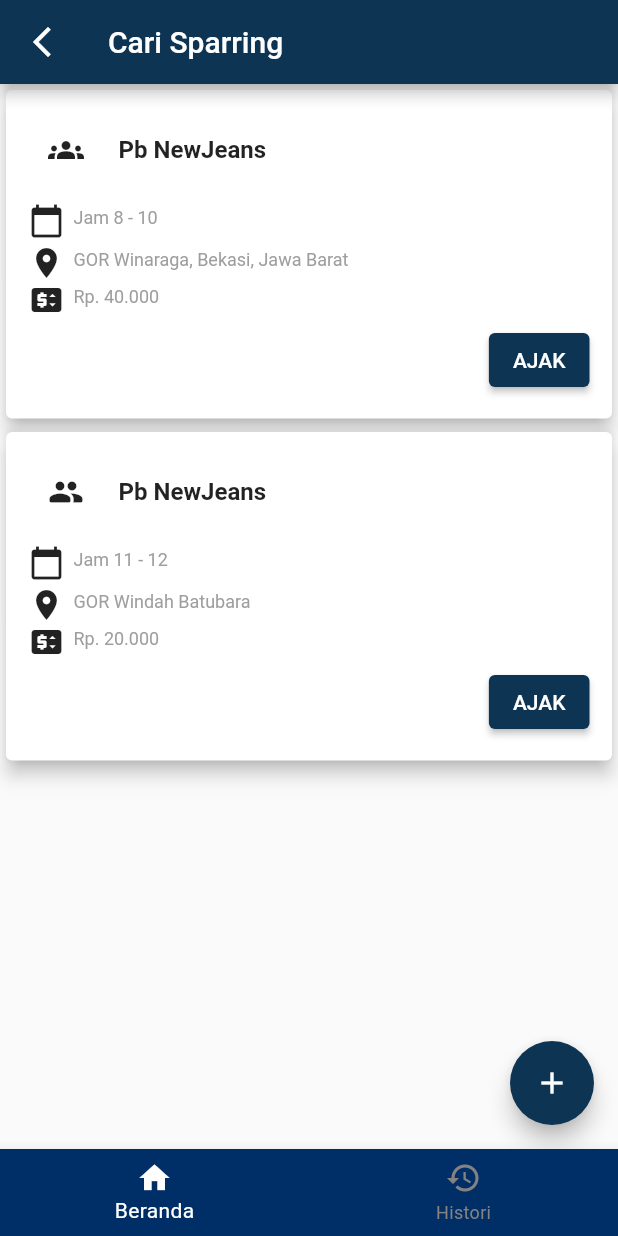
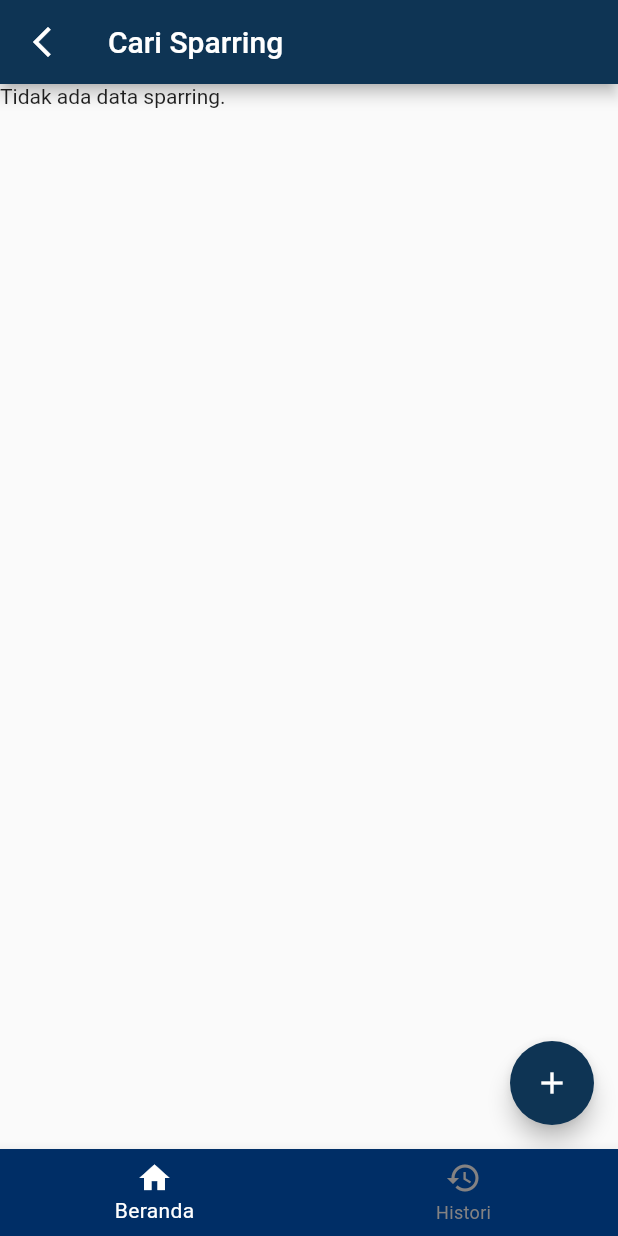
Before and after one commit to aivdd/flutter-boring, a Flutter app: the screen it shows after launch, after a tap on "CARI SPARING", on a phone screen of 412 x 824 dp. Run offline on Flutter 3.47's test engine with Material 2 defaults, Android fonts, the phone set to English and light mode, and no system bars; our stand-ins replace cloud_firestore, firebase_core; accounts and stored records are empty; network calls fail.

Commit message:
add form ajak sparing

```diff
--- a/lib/model/sparing.dart
+++ b/lib/model/sparing.dart
@@ -1,12 +1,14 @@
 import 'package:cloud_firestore/cloud_firestore.dart';
 
 class Sparing {
+  final String? docId;
   final String? hostName;
   final String? playingTime;
   final String? location;
   final String? guestName;
 
   Sparing({
+    this.docId,
     this.hostName,
     this.playingTime,
     this.location,
@@ -14,15 +16,15 @@ class Sparing {
   });
 
   factory Sparing.fromFirestore(
-    DocumentSnapshot<Map<String, dynamic>> snapshot,
-    SnapshotOptions? options,
+    DocumentSnapshot snapshot,
   ) {
-    final data = snapshot.data();
+    final data = snapshot.data() as Map<String, dynamic>;
     return Sparing(
-      hostName: data?['hostName'],
-      playingTime: data?['playingTime'],
-      location: data?['location'],
-      guestName: data?['guestName'],
+      docId: snapshot.id,
+      hostName: data['hostName'],
+      playingTime: data['playingTime'],
+      location: data['location'],
+      guestName: data['guestName'],
     );
   }
 
@@ -31,7 +33,7 @@ class Sparing {
       if (hostName != null) "hostName": hostName,
       if (playingTime != null) "playingTime": playingTime,
       if (location != null) "location": location,
-      if (guestName != null) "guestName": guestName,
+      "guestName": guestName,
     };
   }
 }
--- a/lib/screen/spar_list.dart
+++ b/lib/screen/spar_list.dart
@@ -1,5 +1,8 @@
 import 'package:flutter/material.dart';
+import 'package:flutter_boring/screen/spar_ajak.dart';
 import 'package:flutter_boring/screen/tambah_spar.dart';
+import 'package:flutter_boring/service/sparing.dart';
+import 'package:flutter_boring/model/sparing.dart';
 
 class SparList extends StatefulWidget {
   const SparList({super.key});
@@ -9,6 +12,8 @@ class SparList extends StatefulWidget {
 }
 
 class _SparListState extends State<SparList> {
+  final SparingService _sparingService = SparingService();
+
   @override
   Widget build(BuildContext context) {
     return Scaffold(
@@ -25,10 +30,20 @@ class _SparListState extends State<SparList> {
           },
         ),
       ),
-      body: Center(
-        child: Column(
-          children: [
-            Card(
+      body: StreamBuilder<List<Sparing>>(
+        stream: _sparingService.getSparingsStream(),
+        builder: (context, snapshot) {
+          if (snapshot.connectionState == ConnectionState.waiting) {
+            return CircularProgressIndicator();
+          }
+          if (!snapshot.hasData || snapshot.data!.isEmpty) {
+            return Text("Tidak ada data sparring.");
+          }
+          return ListView.builder(
+            itemCount: snapshot.data!.length,
+            itemBuilder: (context, index) {
+              Sparing sparring = snapshot.data![index];
+              return Card(
                 color: Colors.white,
                 elevation: 5,
                 child: Padding(
@@ -45,7 +60,7 @@ class _SparListState extends State<SparList> {
                           ),
                           SizedBox(width: 10),
                           Text(
-                          'Pb NewJeans',
+                            sparring.hostName ?? '',
                             style: TextStyle(
                                 fontSize: 16, fontWeight: FontWeight.bold),
                           ),
@@ -61,7 +76,7 @@ class _SparListState extends State<SparList> {
                           ),
                           SizedBox(width: 10),
                           Text(
-                          'Jam 8 - 10',
+                            sparring.playingTime ?? '',
                             style: TextStyle(fontSize: 12, color: Colors.grey),
                           ),
                         ],
@@ -76,7 +91,7 @@ class _SparListState extends State<SparList> {
                           ),
                           SizedBox(width: 10),
                           Text(
-                          'GOR Winaraga, Bekasi, Jawa Barat',
+                            sparring.location ?? '',
                             style: TextStyle(fontSize: 12, color: Colors.grey),
                           ),
                         ],
@@ -91,7 +106,7 @@ class _SparListState extends State<SparList> {
                           ),
                           SizedBox(width: 10),
                           Text(
-                          'Rp. 40.000',
+                            sparring.guestName ?? '',
                             style: TextStyle(fontSize: 12, color: Colors.grey),
                           ),
                         ],
@@ -100,105 +115,27 @@ class _SparListState extends State<SparList> {
                       Align(
                         alignment: Alignment.bottomRight,
                         child: ElevatedButton(
-                        onPressed: () {},
+                          onPressed: () {
+                            Navigator.push(context, MaterialPageRoute(
+                              builder: (context) {
+                                return SparAjak(docId: sparring.docId!);
+                              },
+                            ));
+                          },
                           style: ElevatedButton.styleFrom(
                             primary: Color.fromARGB(255, 14, 52, 84),
                           ),
-                        child:
-                            Text('AJAK', style: TextStyle(color: Colors.white)),
+                          child: Text('AJAK',
+                              style: TextStyle(color: Colors.white)),
                         ),
                       ),
                     ],
                   ),
                 ),
-            ),
-            SizedBox(height: 1),
-            Card(
-              color: Colors.white,
-              elevation: 5,
-              child: Padding(
-                padding: const EdgeInsets.all(15.0),
-                child: Column(
-                  crossAxisAlignment: CrossAxisAlignment.start,
-                  children: [
-                    Row(
-                      children: [
-                        Container(
-                          width: 50,
-                          height: 50,
-                          child: Icon(Icons.group_rounded),
-                        ),
-                        SizedBox(width: 10),
-                        Text(
-                          'Pb NewJeans',
-                          style: TextStyle(
-                              fontSize: 16, fontWeight: FontWeight.bold),
-                        ),
-                      ],
-                    ),
-                    SizedBox(height: 10),
-                    Row(
-                      children: [
-                        Container(
-                          width: 20,
-                          height: 20,
-                          child: Icon(Icons.calendar_today),
-                        ),
-                        SizedBox(width: 10),
-                        Text(
-                          'Jam 11 - 12',
-                          style: TextStyle(fontSize: 12, color: Colors.grey),
-                        ),
-                      ],
-                    ),
-                    SizedBox(height: 8),
-                    Row(
-                      children: [
-                        Container(
-                          width: 20,
-                          height: 20,
-                          child: Icon(Icons.location_on),
-                        ),
-                        SizedBox(width: 10),
-                        Text(
-                          'GOR Windah Batubara',
-                          style: TextStyle(fontSize: 12, color: Colors.grey),
-                        ),
-                      ],
-                    ),
-                    SizedBox(height: 5),
-                    Row(
-                      children: [
-                        Container(
-                          width: 20,
-                          height: 20,
-                          child: Icon(Icons.price_change),
-                        ),
-                        SizedBox(width: 10),
-                        Text(
-                          'Rp. 20.000',
-                          style: TextStyle(fontSize: 12, color: Colors.grey),
-                        ),
-                      ],
-                    ),
-                    SizedBox(height: 8),
-                    Align(
-                      alignment: Alignment.bottomRight,
-                      child: ElevatedButton(
-                        onPressed: () {},
-                        style: ElevatedButton.styleFrom(
-                          primary: Color.fromARGB(255, 14, 52, 84),
-                        ),
-                        child:
-                            Text('AJAK', style: TextStyle(color: Colors.white)),
-                      ),
-                    ),
-                  ],
-                ),
-              ),
-            ),
-          ],
-        ),
+              );
+            },
+          );
+        },
       ),
       floatingActionButton: FloatingActionButton(
         onPressed: () {
--- a/lib/service/sparing.dart
+++ b/lib/service/sparing.dart
@@ -12,8 +12,8 @@ class SparingService {
   Stream<List<Sparing>> getSparingsStream() {
     return sparingCollection.snapshots().map((snapshot) {
       return snapshot.docs
-          .map((doc) => Sparing.fromFirestore(
-              doc as QueryDocumentSnapshot<Map<String, dynamic>>, null))
+          .map((doc) => Sparing.fromFirestore(doc))
+          .where((sparing) => sparing.guestName == null)
           .toList();
     });
   }
```
Also changed, not shown: lib/screen/spar_ajak.dart (added, +100 -0 lines). Lines whose indentation alone changed are shown as unchanged.
